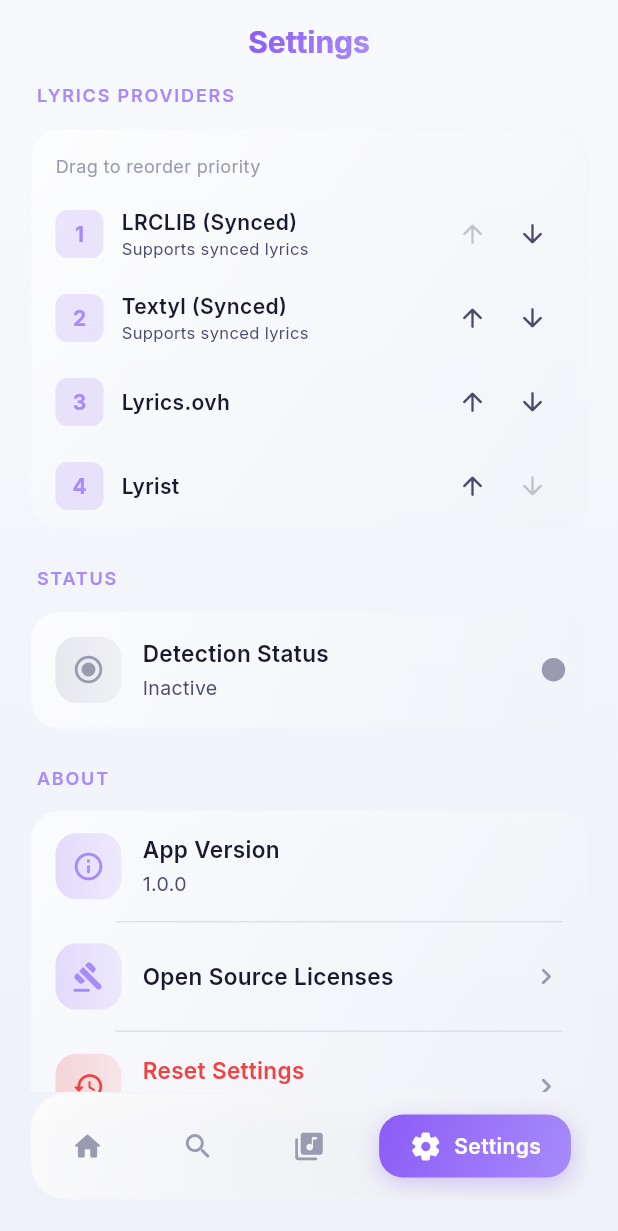
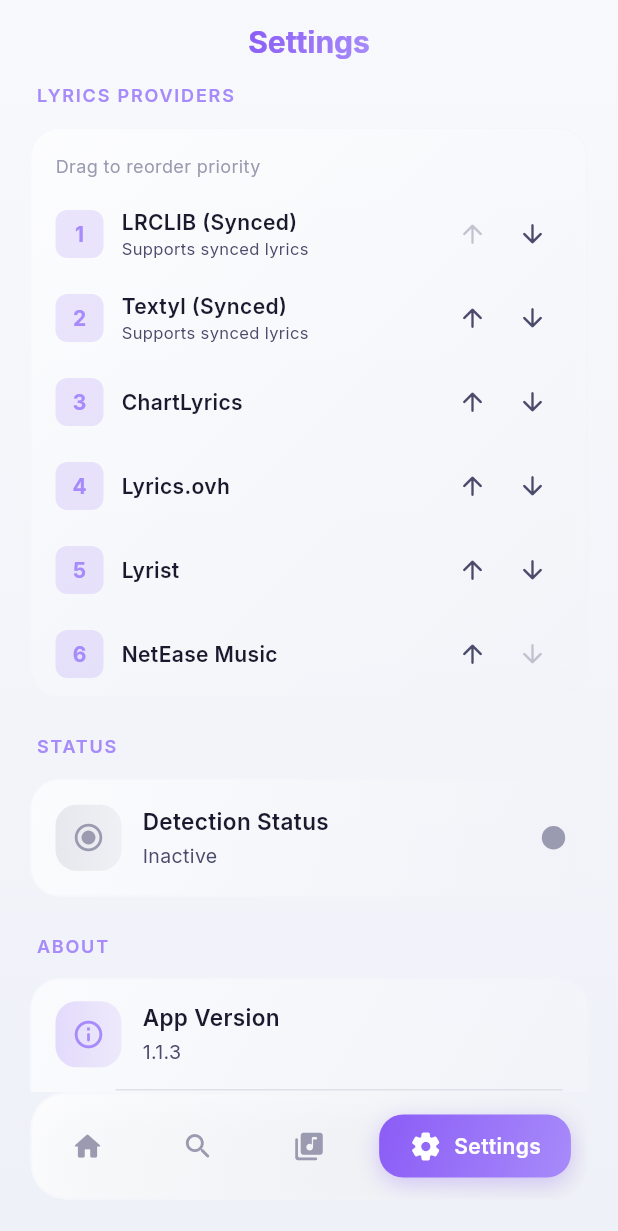
Before and after one commit to Avaneesh-Inamdar/FlashLyrics, a Flutter app: the screen it shows after launch, item 4 of the bottom bar chosen, scrolled down 576 dp, on a phone screen of 412 x 824 dp. Shown: the top 1231 px of the screen. Run offline on Flutter 3.47's test engine with Material 3 defaults, Android fonts, the phone set to English and light mode, and no system bars; drawn by our look-alikes of flutter_animate; our stand-ins replace dio, equatable, flutter_riverpod, google_fonts, shared_preferences.

Commit message:
fix: multiple critical issues - providers visibility, light mode, search, hindi support
Fixed Issues:
- Added new providers (ChartLyrics, NetEase) to settings display and defaults
- Updated app version to 1.1.3 in settings
- Fixed lyrics not visible in light mode:
  * LyricsDisplay now uses theme-aware text colors
  * SyncedLyricsDisplay uses light mode colors for inactive lines
- Improved real-time search:
  * Reduced debounce from 500ms to 300ms
  * Lowered minimum character requirement from 2 to 1
- Fixed back button black screen issue:
  * Back button now only shows when SearchScreen is used as a route
  * Added navigation safety checks
- Enhanced Hindi song support:
  * Modified _normalizeText to be less aggressive for non-Latin text
  * Preserves Hindi metadata while still normalizing quotes/whitespace
- Added isNonLatin parameter to _normalizeText for smart normalization

```diff
--- a/lib/core/constants/app_constants.dart
+++ b/lib/core/constants/app_constants.dart
@@ -52,7 +52,7 @@
   AppConstants._();
 
   static const String appName = 'FlashLyrics';
-  static const String appVersion = '1.0.0';
+  static const String appVersion = '1.1.3';
 
   /// Cache keys
   static const String lyricsCacheKey = 'lyrics_cache';
--- a/lib/main.dart
+++ b/lib/main.dart
@@ -5,7 +5,6 @@
 
 import 'core/theme/app_theme.dart';
 import 'presentation/providers/providers.dart';
-import 'presentation/providers/settings_provider.dart';
 import 'presentation/screens/main_screen.dart';
 
 void main() async {
--- a/lib/presentation/providers/settings_provider.dart
+++ b/lib/presentation/providers/settings_provider.dart
@@ -19,7 +19,14 @@
     this.autoRefresh = true,
     this.showSyncedLyrics = true,
     this.themeMode = ThemeModeOption.auto,
-    this.providerPriority = const ['lrclib', 'textyl', 'lyrics.ovh', 'lyrist'],
+    this.providerPriority = const [
+      'lrclib',
+      'textyl',
+      'chartlyrics',
+      'lyrics.ovh',
+      'lyrist',
+      'netease',
+    ],
   });
 
   /// Get theme mode display name
@@ -38,8 +45,10 @@
   static const Map<String, String> providerNames = {
     'lrclib': 'LRCLIB (Synced)',
     'textyl': 'Textyl (Synced)',
+    'chartlyrics': 'ChartLyrics',
     'lyrics.ovh': 'Lyrics.ovh',
     'lyrist': 'Lyrist',
+    'netease': 'NetEase Music',
   };
 
   AppSettings copyWith({
--- a/lib/presentation/screens/settings_screen.dart
+++ b/lib/presentation/screens/settings_screen.dart
@@ -362,7 +362,7 @@
           child: CircularProgressIndicator(strokeWidth: 2),
         ),
       ),
-      error: (_, __) => _buildTapTile(
+      error: (_, _) => _buildTapTile(
         context,
         icon: Icons.notifications_active_rounded,
         title: 'Notification Access',
--- a/lib/presentation/widgets/multi_api_search_dialog.dart
+++ b/lib/presentation/widgets/multi_api_search_dialog.dart
@@ -5,7 +5,6 @@
 import '../../core/theme/app_theme.dart';
 import '../../data/models/lyrics_model.dart';
 import '../providers/providers.dart';
-import '../providers/settings_provider.dart';
 
 /// Advanced dialog for searching lyrics across all APIs
 class MultiApiSearchDialog extends ConsumerStatefulWidget {
--- a/lib/presentation/widgets/song_card.dart
+++ b/lib/presentation/widgets/song_card.dart
@@ -91,7 +91,7 @@
                 ? Image.network(
                     song.artworkUrl!,
                     fit: BoxFit.cover,
-                    errorBuilder: (_, __, ___) => _buildArtPlaceholder(),
+                    errorBuilder: (_, _, _) => _buildArtPlaceholder(),
                   )
                 : _buildArtPlaceholder(),
           ),
```
Also changed, not shown: lib/core/utils/isolate_worker.dart (+6 -3 lines), lib/data/datasources/lyrics_remote_datasource.dart (+21 -4 lines), lib/presentation/screens/search_screen.dart (+13 -7 lines), lib/presentation/widgets/lyrics_display.dart (+5 -2 lines), lib/presentation/widgets/synced_lyrics_display.dart (+9 -3 lines), 1 other file.
